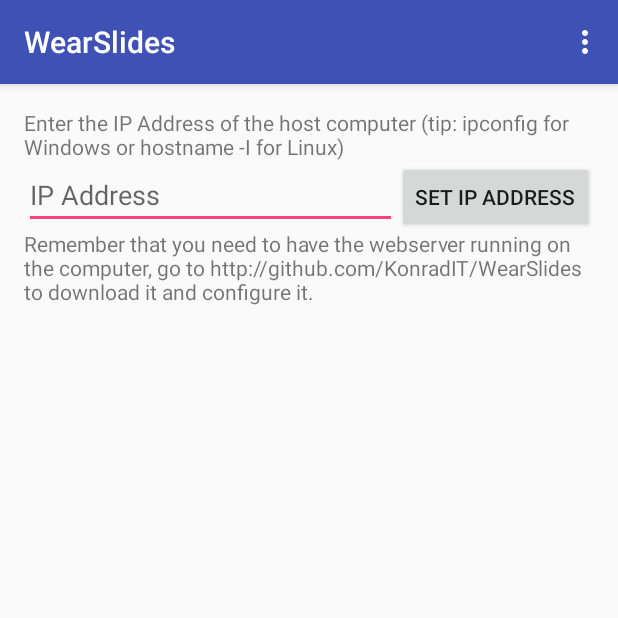
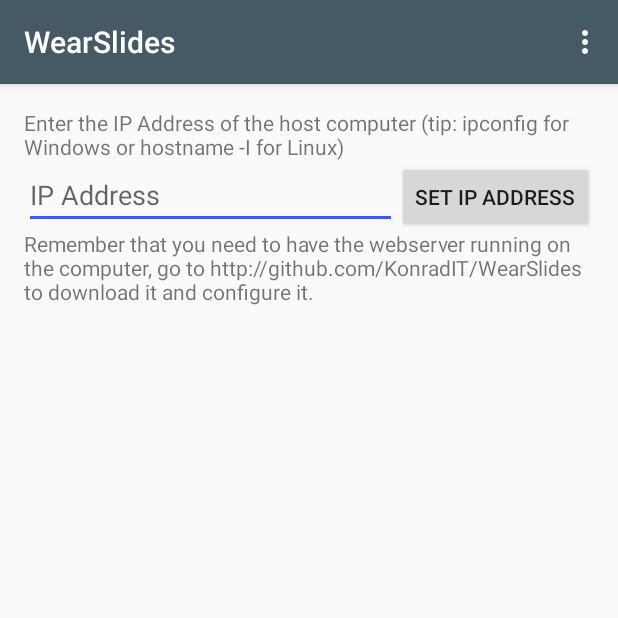
Before and after one commit to KonradIT/WearSlides, an Android app: the screen it shows after launch (PhoneActivity), on a phone screen of 412 x 824 dp, the top half of it. Run offline under Robolectric (Android 15) with nearby library versions, the phone set to English and light mode, and no system bars.

Commit message:
Revert to alphabetical input, updated color schemes

```diff
--- a/mobile/build.gradle
+++ b/mobile/build.gradle
@@ -8,8 +8,8 @@
         applicationId "com.chernowii.wearslides"
         minSdkVersion 18
         targetSdkVersion 23
-        versionCode 3
-        versionName "1.2"
+        versionCode 4
+        versionName "1.3"
     }
     buildTypes {
         release {
--- a/mobile/src/main/res/layout/content_phone.xml
+++ b/mobile/src/main/res/layout/content_phone.xml
@@ -21,7 +21,6 @@
         android:layout_height="wrap_content"
         android:id="@+id/ipbox"
         android:hint="IP Address"
-        android:inputType="number"
         android:layout_below="@+id/textView"
         android:layout_alignParentStart="true"
         android:layout_toStartOf="@+id/setip" />
--- a/mobile/src/main/res/values/colors.xml
+++ b/mobile/src/main/res/values/colors.xml
@@ -1,6 +1,6 @@
 <?xml version="1.0" encoding="utf-8"?>
 <resources>
-    <color name="colorPrimary">#3F51B5</color>
-    <color name="colorPrimaryDark">#303F9F</color>
-    <color name="colorAccent">#FF4081</color>
+    <color name="colorPrimary">#455a64</color>
+    <color name="colorPrimaryDark">#263238</color>
+    <color name="colorAccent">#3d5afe</color>
 </resources>
--- a/wear/build.gradle
+++ b/wear/build.gradle
@@ -9,8 +9,8 @@
         applicationId "com.chernowii.wearslides"
         minSdkVersion 21
         targetSdkVersion 23
-        versionCode 3
-        versionName "1.2"
+        versionCode 4
+        versionName "1.3"
     }
     buildTypes {
         release {
```
